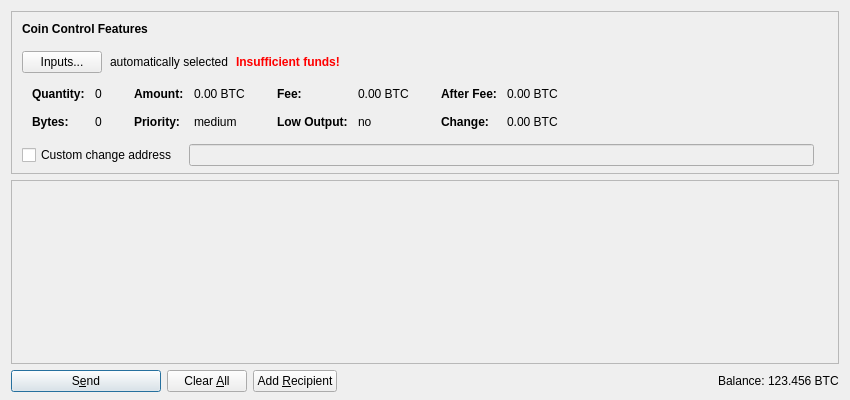
quark-project/quark, file src/qt/forms/sendcoinsdialog.ui: the form before one commit.
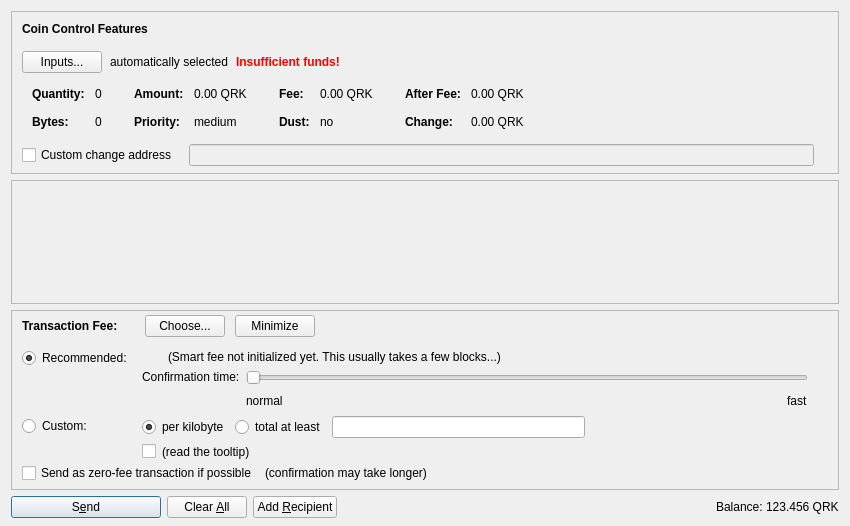
The form after the commit. Icons and pictures are not drawn. Custom widgets are drawn as their Qt base class.

Diff of the .ui file:
```diff
--- a/src/qt/forms/sendcoinsdialog.ui
+++ b/src/qt/forms/sendcoinsdialog.ui
@@ -7,13 +7,13 @@
     <x>0</x>
     <y>0</y>
     <width>850</width>
-    <height>400</height>
+    <height>526</height>
    </rect>
   </property>
   <property name="windowTitle">
    <string>Send Coins</string>
   </property>
-  <layout class="QVBoxLayout" name="verticalLayout" stretch="0,1,0">
+  <layout class="QVBoxLayout" name="verticalLayout" stretch="0,1,0,0">
    <property name="bottomMargin">
     <number>8</number>
    </property>
@@ -321,7 +321,7 @@
                   <enum>Qt::ActionsContextMenu</enum>
                  </property>
                  <property name="text">
-                  <string notr="true">0.00 BTC</string>
+                  <string notr="true">0.00 QRK</string>
                  </property>
                  <property name="textInteractionFlags">
                   <set>Qt::LinksAccessibleByMouse|Qt::TextSelectableByKeyboard|Qt::TextSelectableByMouse</set>
@@ -401,7 +401,7 @@
                   <enum>Qt::ActionsContextMenu</enum>
                  </property>
                  <property name="text">
-                  <string notr="true">0.00 BTC</string>
+                  <string notr="true">0.00 QRK</string>
                  </property>
                  <property name="textInteractionFlags">
                   <set>Qt::LinksAccessibleByMouse|Qt::TextSelectableByKeyboard|Qt::TextSelectableByMouse</set>
@@ -417,7 +417,7 @@
                   </font>
                  </property>
                  <property name="text">
-                  <string>Low Output:</string>
+                  <string>Dust:</string>
                  </property>
                 </widget>
                </item>
@@ -481,7 +481,7 @@
                   <enum>Qt::ActionsContextMenu</enum>
                  </property>
                  <property name="text">
-                  <string notr="true">0.00 BTC</string>
+                  <string notr="true">0.00 QRK</string>
                  </property>
                  <property name="textInteractionFlags">
                   <set>Qt::LinksAccessibleByMouse|Qt::TextSelectableByKeyboard|Qt::TextSelectableByMouse</set>
@@ -510,7 +510,7 @@
                   <enum>Qt::ActionsContextMenu</enum>
                  </property>
                  <property name="text">
-                  <string notr="true">0.00 BTC</string>
+                  <string notr="true">0.00 QRK</string>
                  </property>
                  <property name="textInteractionFlags">
                   <set>Qt::LinksAccessibleByMouse|Qt::TextSelectableByKeyboard|Qt::TextSelectableByMouse</set>
@@ -614,7 +614,7 @@
         <x>0</x>
         <y>0</y>
         <width>830</width>
-        <height>178</height>
+        <height>68</height>
        </rect>
       </property>
       <layout class="QVBoxLayout" name="verticalLayout_2" stretch="0,1">
@@ -654,6 +654,590 @@
      </widget>
     </widget>
    </item>
+   <item>
+    <widget class="QFrame" name="frameFee">
+     <property name="sizePolicy">
+      <sizepolicy hsizetype="Expanding" vsizetype="Expanding">
+       <horstretch>0</horstretch>
+       <verstretch>0</verstretch>
+      </sizepolicy>
+     </property>
+     <property name="maximumSize">
+      <size>
+       <width>16777215</width>
+       <height>16777215</height>
+      </size>
+     </property>
+     <property name="frameShape">
+      <enum>QFrame::StyledPanel</enum>
+     </property>
+     <property name="frameShadow">
+      <enum>QFrame::Sunken</enum>
+     </property>
+     <layout class="QVBoxLayout" name="verticalLayoutFee1">
+      <property name="spacing">
+       <number>0</number>
+      </property>
+      <property name="leftMargin">
+       <number>0</number>
+      </property>
+      <property name="topMargin">
+       <number>0</number>
+      </property>
+      <property name="rightMargin">
+       <number>0</number>
+      </property>
+      <property name="bottomMargin">
+       <number>0</number>
+      </property>
+      <item>
+       <layout class="QVBoxLayout" name="verticalLayoutFee2" stretch="0,0,0">
+        <property name="spacing">
+         <number>0</number>
+        </property>
+        <property name="leftMargin">
+         <number>10</number>
+        </property>
+        <property name="topMargin">
+         <number>0</number>
+        </property>
+        <item>
+         <layout class="QHBoxLayout" name="horizontalLayoutFee1">
+          <property name="bottomMargin">
+           <number>0</number>
+          </property>
+          <item>
+           <layout class="QVBoxLayout" name="verticalLayoutFee7">
+            <property name="spacing">
+             <number>0</number>
+            </property>
+            <item>
+             <spacer name="verticalSpacerSmartFee">
+              <property name="orientation">
+               <enum>Qt::Vertical</enum>
+              </property>
+              <property name="sizeType">
+               <enum>QSizePolicy::Fixed</enum>
+              </property>
+              <property name="sizeHint" stdset="0">
+               <size>
+                <width>1</width>
+                <height>4</height>
+               </size>
+              </property>
+             </spacer>
+            </item>
+            <item>
+             <layout class="QHBoxLayout" name="horizontalLayoutSmartFee">
+              <property name="spacing">
+               <number>10</number>
+              </property>
+              <item>
+               <widget class="QLabel" name="labelFeeHeadline">
+                <property name="sizePolicy">
+                 <sizepolicy hsizetype="Preferred" vsizetype="Maximum">
+                  <horstretch>0</horstretch>
+                  <verstretch>0</verstretch>
+                 </sizepolicy>
+                </property>
+                <property name="font">
+                 <font>
+                  <weight>75</weight>
+                  <bold>true</bold>
+                 </font>
+                </property>
+                <property name="styleSheet">
+                 <string notr="true">font-weight:bold;</string>
+                </property>
+                <property name="text">
+                 <string>Transaction Fee:</string>
+                </property>
+               </widget>
+              </item>
+              <item>
+               <widget class="QLabel" name="labelFeeMinimized">
+                <property name="text">
+                 <string/>
+                </property>
+               </widget>
+              </item>
+              <item>
+               <widget class="QPushButton" name="buttonChooseFee">
+                <property name="text">
+                 <string>Choose...</string>
+                </property>
+               </widget>
+              </item>
+              <item>
+               <widget class="QPushButton" name="buttonMinimizeFee">
+                <property name="toolTip">
+                 <string>collapse fee-settings</string>
+                </property>
+                <property name="text">
+                 <string>Minimize</string>
+                </property>
+               </widget>
+              </item>
+             </layout>
+            </item>
+            <item>
+             <spacer name="verticalSpacer_5">
+              <property name="orientation">
+               <enum>Qt::Vertical</enum>
+              </property>
+              <property name="sizeHint" stdset="0">
+               <size>
+                <width>1</width>
+                <height>1</height>
+               </size>
+              </property>
+             </spacer>
+            </item>
+           </layout>
+          </item>
+          <item>
+           <spacer name="horizontalSpacer_4">
+            <property name="orientation">
+             <enum>Qt::Horizontal</enum>
+            </property>
+            <property name="sizeHint" stdset="0">
+             <size>
+              <width>40</width>
+              <height>20</height>
+             </size>
+            </property>
+           </spacer>
+          </item>
+         </layout>
+        </item>
+        <item>
+         <widget class="QFrame" name="frameFeeSelection">
+          <layout class="QVBoxLayout" name="verticalLayoutFee12">
+           <property name="spacing">
+            <number>0</number>
+           </property>
+           <property name="leftMargin">
+            <number>0</number>
+           </property>
+           <property name="topMargin">
+            <number>0</number>
+           </property>
+           <property name="rightMargin">
+            <number>0</number>
+           </property>
+           <property name="bottomMargin">
+            <number>0</number>
+           </property>
+           <item>
+            <layout class="QGridLayout" name="gridLayoutFee">
+             <property name="topMargin">
+              <number>10</number>
+             </property>
+             <property name="bottomMargin">
+              <number>4</number>
+             </property>
+             <property name="horizontalSpacing">
+              <number>10</number>
+             </property>
+             <property name="verticalSpacing">
+              <number>4</number>
+             </property>
+             <item row="1" column="1">
+              <layout class="QVBoxLayout" name="verticalLayoutFee8">
+               <property name="spacing">
+                <number>6</number>
+               </property>
+               <item>
+                <layout class="QHBoxLayout" name="horizontalLayoutFee13">
+                 <item>
+                  <widget class="QRadioButton" name="radioCustomPerKilobyte">
+                   <property name="toolTip">
+                    <string>If the custom fee is set to 1000 satoshis and the transaction is only 250 bytes, then &quot;per kilobyte&quot; only pays 250 satoshis in fee, while &quot;at least&quot; pays 1000 satoshis. For transactions bigger than a kilobyte both pay by kilobyte.</string>
+                   </property>
+                   <property name="text">
+                    <string>per kilobyte</string>
+                   </property>
+                   <property name="checked">
+                    <bool>true</bool>
+                   </property>
+                   <attribute name="buttonGroup">
+                    <string notr="true">groupCustomFee</string>
+                   </attribute>
+                  </widget>
+                 </item>
+                 <item>
+                  <widget class="QRadioButton" name="radioCustomAtLeast">
+                   <property name="toolTip">
+                    <string>If the custom fee is set to 1000 satoshis and the transaction is only 250 bytes, then &quot;per kilobyte&quot; only pays 250 satoshis in fee, while &quot;total at least&quot; pays 1000 satoshis. For transactions bigger than a kilobyte both pay by kilobyte.</string>
+                   </property>
+                   <property name="text">
+                    <string>total at least</string>
+                   </property>
+                   <attribute name="buttonGroup">
+                    <string notr="true">groupCustomFee</string>
+                   </attribute>
+                  </widget>
+                 </item>
+                 <item>
+                  <widget class="BitcoinAmountField" name="customFee"/>
+                 </item>
+                 <item>
+                  <spacer name="horizontalSpacer_6">
+                   <property name="orientation">
+                    <enum>Qt::Horizontal</enum>
+                   </property>
+                   <property name="sizeHint" stdset="0">
+                    <size>
+                     <width>1</width>
+                     <height>1</height>
+                    </size>
+                   </property>
+                  </spacer>
+                 </item>
+                </layout>
+               </item>
+               <item>
+                <layout class="QHBoxLayout" name="horizontalLayoutFee8">
+                 <item>
+                  <widget class="QCheckBox" name="checkBoxMinimumFee">
+                   <property name="toolTip">
+                    <string>Paying only the minimum fee is just fine as long as there is less transaction volume than space in the blocks. But be aware that this can end up in a never confirming transaction once there is more demand for bitcoin transactions than the network can process.</string>
+                   </property>
+                   <property name="text">
+                    <string/>
+                   </property>
+                  </widget>
+                 </item>
+                 <item>
+                  <widget class="QLabel" name="labelMinFeeWarning">
+                   <property name="enabled">
+                    <bool>true</bool>
+                   </property>
+                   <property name="toolTip">
+                    <string>Paying only the minimum fee is just fine as long as there is less transaction volume than space in the blocks. But be aware that this can end up in a never confirming transaction once there is more demand for bitcoin transactions than the network can process.</string>
+                   </property>
+                   <property name="text">
+                    <string>(read the tooltip)</string>
+                   </property>
+                   <property name="margin">
+                    <number>5</number>
+                   </property>
+                  </widget>
+                 </item>
+                 <item>
+                  <spacer name="horizontalSpacer_2">
+                   <property name="orientation">
+                    <enum>Qt::Horizontal</enum>
+                   </property>
+                   <property name="sizeHint" stdset="0">
+                    <size>
+                     <width>1</width>
+                     <height>1</height>
+                    </size>
+                   </property>
+                  </spacer>
+                 </item>
+                </layout>
+               </item>
+              </layout>
+             </item>
+             <item row="0" column="0">
+              <layout class="QVBoxLayout" name="verticalLayoutFee4" stretch="0,1">
+               <item>
+                <widget class="QRadioButton" name="radioSmartFee">
+                 <property name="text">
+                  <string>Recommended:</string>
+                 </property>
+                 <property name="checked">
+                  <bool>true</bool>
+                 </property>
+                 <attribute name="buttonGroup">
+                  <string notr="true">groupFee</string>
+                 </attribute>
+                </widget>
+               </item>
+               <item>
+                <spacer name="verticalSpacer_2">
+                 <property name="orientation">
+                  <enum>Qt::Vertical</enum>
+                 </property>
+                 <property name="sizeHint" stdset="0">
+                  <size>
+                   <width>1</width>
+                   <height>1</height>
+                  </size>
+                 </property>
+                </spacer>
+               </item>
+              </layout>
+             </item>
+             <item row="1" column="0">
+              <layout class="QVBoxLayout" name="verticalLayoutFee9" stretch="0,1">
+               <item>
+                <widget class="QRadioButton" name="radioCustomFee">
+                 <property name="text">
+                  <string>Custom:</string>
+                 </property>
+                 <attribute name="buttonGroup">
+                  <string notr="true">groupFee</string>
+                 </attribute>
+                </widget>
+               </item>
+               <item>
+                <spacer name="verticalSpacer_6">
+                 <property name="orientation">
+                  <enum>Qt::Vertical</enum>
+                 </property>
+                 <property name="sizeHint" stdset="0">
+                  <size>
+                   <width>1</width>
+                   <height>1</height>
+                  </size>
+                 </property>
+                </spacer>
+               </item>
+              </layout>
+             </item>
+             <item row="0" column="1">
+              <layout class="QVBoxLayout" name="verticalLayoutFee3" stretch="0,0,1">
+               <property name="spacing">
+                <number>6</number>
+               </property>
+               <property name="topMargin">
+                <number>2</number>
+               </property>
+               <item>
+                <layout class="QHBoxLayout" name="horizontalLayoutFee12">
+                 <item>
+                  <widget class="QLabel" name="labelSmartFee">
+                   <property name="text">
+                    <string/>
+                   </property>
+                   <property name="margin">
+                    <number>2</number>
+                   </property>
+                  </widget>
+                 </item>
+                 <item>
+                  <widget class="QLabel" name="labelFeeEstimation">
+                   <property name="text">
+                    <string/>
+                   </property>
+                  </widget>
+                 </item>
+                 <item>
+                  <widget class="QLabel" name="labelSmartFee2">
+                   <property name="text">
+                    <string>(Smart fee not initialized yet. This usually takes a few blocks...)</string>
+                   </property>
+                   <property name="margin">
+                    <number>2</number>
+                   </property>
+                  </widget>
+                 </item>
+                 <item>
+                  <spacer name="horizontalSpacer_5">
+                   <property name="orientation">
+                    <enum>Qt::Horizontal</enum>
+                   </property>
+                   <property name="sizeHint" stdset="0">
+                    <size>
+                     <width>1</width>
+                     <height>1</height>
+                    </size>
+                   </property>
+                  </spacer>
+                 </item>
+                </layout>
+               </item>
+               <item>
+                <layout class="QHBoxLayout" name="horizontalLayoutFee9">
+                 <item>
+                  <layout class="QVBoxLayout" name="verticalLayoutFee6">
+                   <item>
+                    <widget class="QLabel" name="labelSmartFee3">
+                     <property name="text">
+                      <string>Confirmation time:</string>
+                     </property>
+                     <property name="margin">
+                      <number>2</number>
+                     </property>
+                    </widget>
+                   </item>
+                   <item>
+                    <spacer name="verticalSpacer_3">
+                     <property name="orientation">
+                      <enum>Qt::Vertical</enum>
+                     </property>
+                     <property name="sizeHint" stdset="0">
+                      <size>
+                       <width>1</width>
+                       <height>1</height>
+                      </size>
+                     </property>
+                    </spacer>
+                   </item>
+                  </layout>
+                 </item>
+                 <item>
+                  <layout class="QVBoxLayout" name="verticalLayoutFee5">
+                   <property name="rightMargin">
+                    <number>30</number>
+                   </property>
+                   <item>
+                    <widget class="QSlider" name="sliderSmartFee">
+                     <property name="minimum">
+                      <number>0</number>
+                     </property>
+                     <property name="maximum">
+                      <number>24</number>
+                     </property>
+                     <property name="pageStep">
+                      <number>1</number>
+                     </property>
+                     <property name="value">
+                      <number>0</number>
+                     </property>
+                     <property name="orientation">
+                      <enum>Qt::Horizontal</enum>
+                     </property>
+                     <property name="invertedAppearance">
+                      <bool>false</bool>
+                     </property>
+                     <property name="invertedControls">
+                      <bool>false</bool>
+                     </property>
+                     <property name="tickPosition">
+                      <enum>QSlider::NoTicks</enum>
+                     </property>
+                    </widget>
+                   </item>
+                   <item>
+                    <layout class="QHBoxLayout" name="horizontalLayoutFee10">
+                     <item>
+                      <widget class="QLabel" name="labelSmartFeeNormal">
+                       <property name="text">
+                        <string>normal</string>
+                       </property>
+                      </widget>
+                     </item>
+                     <item>
+                      <spacer name="horizontalSpacer_3">
+                       <property name="orientation">
+                        <enum>Qt::Horizontal</enum>
+                       </property>
+                       <property name="sizeHint" stdset="0">
+                        <size>
+                         <width>40</width>
+                         <height>20</height>
+                        </size>
+                       </property>
+                      </spacer>
+                     </item>
+                     <item>
+                      <widget class="QLabel" name="labelSmartFeeFast">
+                       <property name="text">
+                        <string>fast</string>
+                       </property>
+                      </widget>
+                     </item>
+                    </layout>
+                   </item>
+                  </layout>
+                 </item>
+                </layout>
+               </item>
+               <item>
+                <spacer name="verticalSpacer_4">
+                 <property name="orientation">
+                  <enum>Qt::Vertical</enum>
+                 </property>
+                 <property name="sizeHint" stdset="0">
+                  <size>
+                   <width>1</width>
+                   <height>1</height>
+                  </size>
+                 </property>
+                </spacer>
+               </item>
+              </layout>
+             </item>
+            </layout>
+           </item>
+           <item>
+            <layout class="QHBoxLayout" name="horizontalLayoutFee5" stretch="0,0,0">
+             <property name="spacing">
+              <number>8</number>
+             </property>
+             <property name="bottomMargin">
+              <number>4</number>
+             </property>
+             <item>
+              <widget class="QCheckBox" name="checkBoxFreeTx">
+               <property name="text">
+                <string>Send as zero-fee transaction if possible</string>
+               </property>
+              </widget>
+             </item>
+             <item>
+              <widget class="QLabel" name="labelFreeTx">
+               <property name="text">
+                <string>(confirmation may take longer)</string>
+               </property>
+               <property name="margin">
+                <number>5</number>
+               </property>
+              </widget>
+             </item>
+             <item>
+              <spacer name="horizontalSpacerFee5">
+               <property name="orientation">
+                <enum>Qt::Horizontal</enum>
+               </property>
+               <property name="sizeHint" stdset="0">
+                <size>
+                 <width>1</width>
+                 <height>1</height>
+                </size>
+               </property>
+              </spacer>
+             </item>
+            </layout>
+           </item>
+           <item>
+            <spacer name="verticalSpacerFee2">
+             <property name="orientation">
+              <enum>Qt::Vertical</enum>
+             </property>
+             <property name="sizeHint" stdset="0">
+              <size>
+               <width>1</width>
+               <height>1</height>
+              </size>
+             </property>
+            </spacer>
+           </item>
+          </layout>
+         </widget>
+        </item>
+        <item>
+         <spacer name="verticalSpacerFee">
+          <property name="orientation">
+           <enum>Qt::Vertical</enum>
+          </property>
+          <property name="sizeHint" stdset="0">
+           <size>
+            <width>800</width>
+            <height>1</height>
+           </size>
+          </property>
+         </spacer>
+        </item>
+       </layout>
+      </item>
+     </layout>
+    </widget>
+   </item>
    <item>
     <layout class="QHBoxLayout" name="horizontalLayout">
      <item>
@@ -674,6 +1258,9 @@
         <iconset resource="../bitcoin.qrc">
          <normaloff>:/icons/send</normaloff>:/icons/send</iconset>
        </property>
+       <property name="autoDefault">
+        <bool>false</bool>
+       </property>
        <property name="default">
         <bool>true</bool>
        </property>
@@ -765,7 +1352,7 @@
           <cursorShape>IBeamCursor</cursorShape>
          </property>
          <property name="text">
-          <string notr="true">123.456 BTC</string>
+          <string notr="true">123.456 QRK</string>
          </property>
          <property name="textInteractionFlags">
           <set>Qt::LinksAccessibleByMouse|Qt::TextSelectableByKeyboard|Qt::TextSelectableByMouse</set>
@@ -784,6 +1371,12 @@
    <extends>QLineEdit</extends>
    <header>qvalidatedlineedit.h</header>
   </customwidget>
+  <customwidget>
+   <class>BitcoinAmountField</class>
+   <extends>QLineEdit</extends>
+   <header>bitcoinamountfield.h</header>
+   <container>1</container>
+  </customwidget>
  </customwidgets>
  <resources>
   <include location="../bitcoin.qrc"/>
```
Left out of the diff: 10 changed lines with no effect on the pictures.
